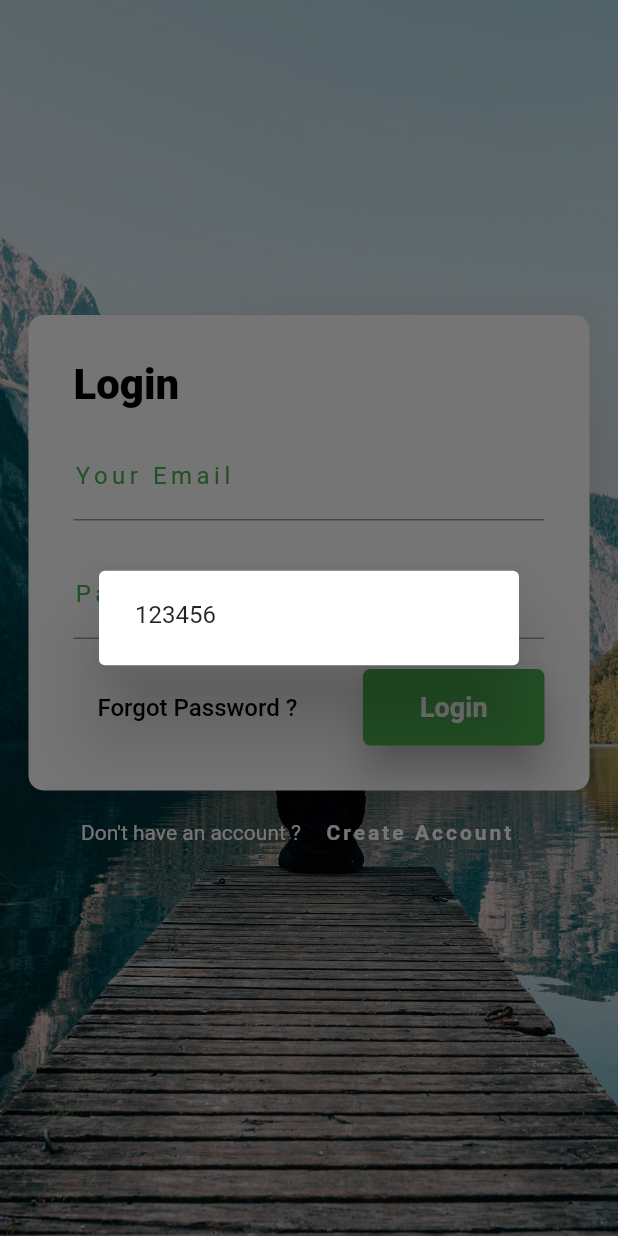
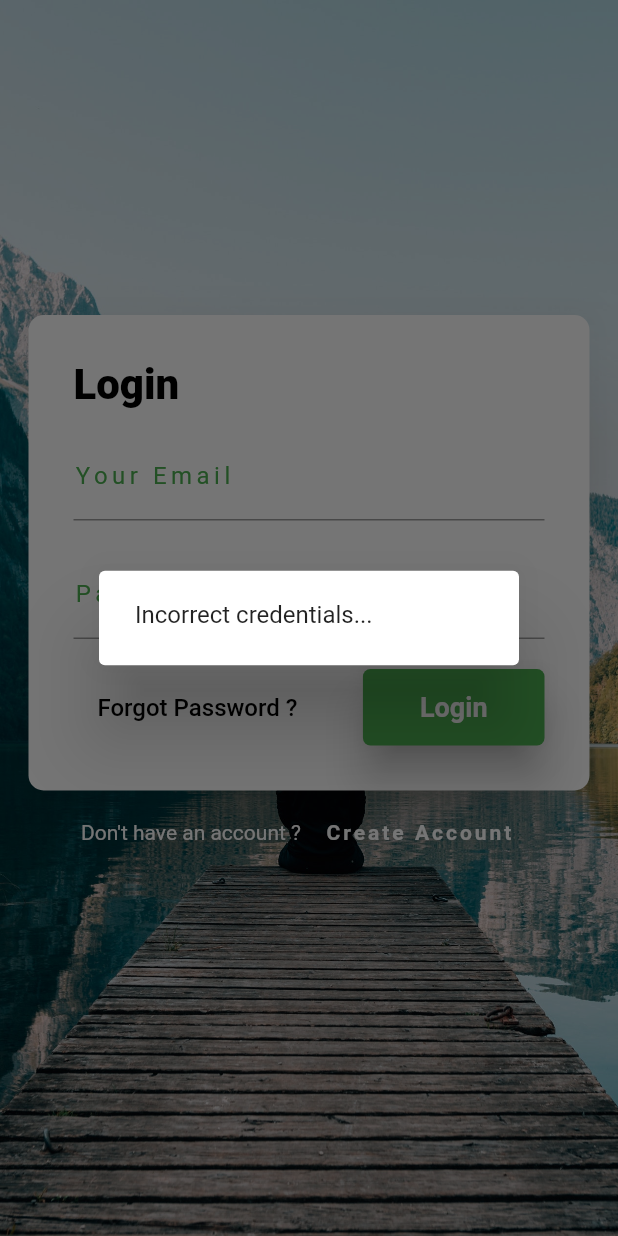
Before and after one commit to RomanNakonechnyi/flutter_app, a Flutter app: the screen it shows after launch, after a tap on "Login", on a phone screen of 412 x 824 dp. Run offline on Flutter 3.47's test engine with Material 2 defaults, Android fonts, the phone set to English and light mode, and no system bars; our stand-ins replace shared_preferences.

Commit message:
Some enhacements

```diff
--- a/profile_me/lib/main.dart
+++ b/profile_me/lib/main.dart
@@ -9,9 +9,17 @@ class MyApp extends StatelessWidget {
   // This widget is the root of your application.
   @override
   Widget build(BuildContext context){
-    return MaterialApp(
+    return GestureDetector(
+      onTap: (){
+        FocusScopeNode currentFocus = FocusScope.of(context);
+        if (!currentFocus.hasPrimaryFocus) {
+          currentFocus.unfocus();
+        }
+      },
+      child:  MaterialApp(
       debugShowCheckedModeBanner: false,
       home: SignIn(),
+    ),
     );
   }
 }
--- a/profile_me/lib/sign_in.dart
+++ b/profile_me/lib/sign_in.dart
@@ -1,15 +1,9 @@
-import 'dart:isolate';
-
-import 'package:flutter/cupertino.dart';
 import 'package:flutter/material.dart';
 import 'package:profile_me/home.dart';
 import 'package:profile_me/main.dart';
 import 'package:shared_preferences/shared_preferences.dart';
 
 class SignIn extends StatefulWidget {
-  final String login = "roma";
-  final String password = "123456";
-
   @override
   _SignInState createState() => _SignInState();
 }
@@ -18,20 +12,10 @@ class _SignInState extends State<SignIn> {
 
   AuthMode _authMode = AuthMode.SIGNIN;
   SharedPreferences _preferences;
+
   final loginTextController = new TextEditingController();
   final passwordTextController = new TextEditingController();
   double screenHeight;
-
-  @override
-  void initState() {
-    super.initState();
-    SharedPreferences.getInstance().then((SharedPreferences sp) {
-      sp.setString("password", "123456");
-      sp.setString("login", "roma");
-      setState(() {
-      });
-    });
-  }
 
   @override
   void dispose() {
@@ -186,15 +170,15 @@ class _SignInState extends State<SignIn> {
 
   void _executeLogin() async {
     _preferences = await SharedPreferences.getInstance();
-    if(loginTextController.text == widget.login &&
-        passwordTextController.text == widget.password){
+    if(loginTextController.text == _preferences.getString("login") &&
+        passwordTextController.text == _preferences.getString("password")){
       Navigator.push(
         context,
         MaterialPageRoute(builder: (context)=> Home()));
     }else{
       showDialog(context: context,
       child: AlertDialog(
-        content: Text(_preferences.getString("password")),
+        content: Text("Incorrect credentials..."),
       ));
     }
   }
@@ -204,8 +188,8 @@ class _SignInState extends State<SignIn> {
     return Column(
       children: <Widget>[
         Container(
-          margin: EdgeInsets.only(top: screenHeight / 5),
-          padding: EdgeInsets.only(left: 10, right: 10),
+          margin: EdgeInsets.only(top: screenHeight / 4),
+          padding: EdgeInsets.only(left: 15, right: 15),
           child: Card(
             shape: RoundedRectangleBorder(
               borderRadius: BorderRadius.circular(10),
```
Also changed, not shown: 5 other files.
